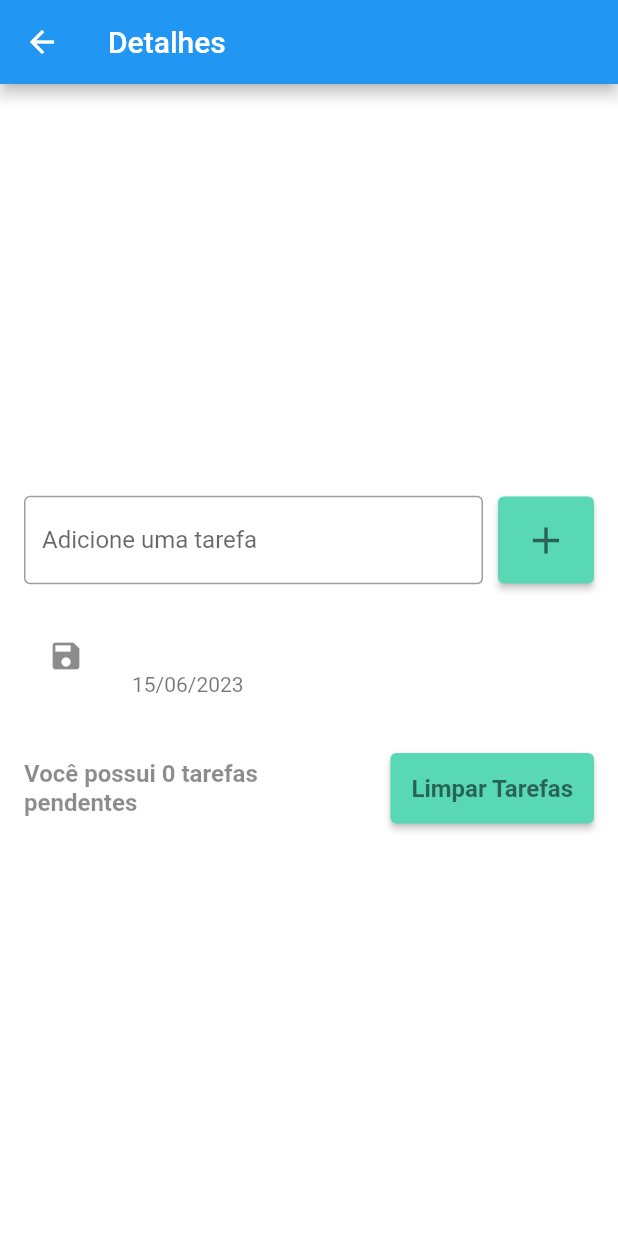
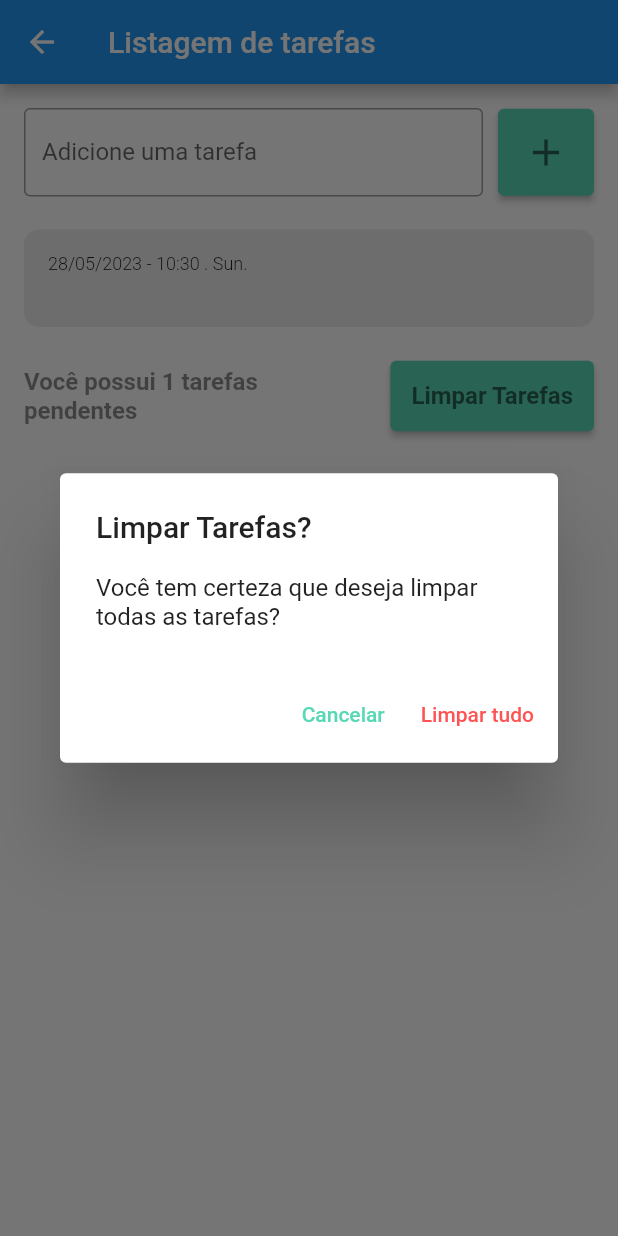
Before and after one commit to marcosviniciussd/todo_list, a Flutter app: the TodoListDetails screen opened directly, after a tap on the "add" icon, after a tap on "Limpar Tarefas", on a phone screen of 412 x 824 dp. Run offline on Flutter 3.47's test engine with Material 2 defaults, Android fonts, the phone set to English and light mode, and no system bars; drawn by our look-alikes of flutter_slidable.

Commit message:
Alterações feita no app de tarefas

```diff
--- a/lib/main.dart
+++ b/lib/main.dart
@@ -11,6 +11,7 @@
   @override
   Widget build(BuildContext context) {
     return MaterialApp(
+      debugShowCheckedModeBanner: false,
       home: TodoListPage(),
     );
   }
--- /dev/null
+++ b/lib/models/todo.dart
@@ -0,0 +1,7 @@
+class Todo {
+
+  Todo({required this.title, required this.dateTime});
+
+  String title;
+  DateTime dateTime;
+}
--- a/lib/pages/todo_list_details_page.dart
+++ b/lib/pages/todo_list_details_page.dart
@@ -1,5 +1,6 @@
-import 'package:flutter/foundation.dart';
 import 'package:flutter/material.dart';
+import 'package:todo_list/models/todo.dart';
+import 'package:todo_list/widgets/todo_list_item.dart';
 
 class TodoListDetails extends StatefulWidget {
   const TodoListDetails({Key? key}) : super(key: key);
@@ -11,20 +12,24 @@
 class _TodoListDetailsState extends State<TodoListDetails> {
   final TextEditingController todoController = TextEditingController();
 
-  List<String> todos = [];
+  List<Todo> todos = [];
+
+  Todo? deletedTodo;
+  int? deletedTodoPos;
 
   @override
   Widget build(BuildContext context) {
-    return Scaffold(
+    return SafeArea(
+      child: Scaffold(
         backgroundColor: Colors.white,
         appBar: AppBar(
-        title: const Text('Detalhes'),
+          title: const Text('Listagem de tarefas'),
         ),
         body: Center(
           child: Padding(
             padding: const EdgeInsets.all(16),
             child: Column(
-            mainAxisSize: MainAxisSize.min,
+              mainAxisSize: MainAxisSize.max,
               children: [
                 Row(
                   children: [
@@ -42,7 +47,9 @@
                     ElevatedButton(
                       onPressed: () {
                         String task = todoController.text;
-                      todos.add(task);
+                        Todo newTodo =
+                            Todo(title: task, dateTime: DateTime.now());
+                        todos.add(newTodo);
                         setState(() {});
                         todoController.clear();
                       },
@@ -65,9 +72,16 @@
                 const Padding(padding: EdgeInsets.all(10)),
                 //const SizedBox(height: 20),
                 Flexible(
-                child: ListView(shrinkWrap: true, children: [
-                  for (String todo in todos)
-                    ListTile(
+                  //fit: FlexFit.tight,
+                  child: ListView(
+                    shrinkWrap: true,
+                    children: [
+                      for (Todo todo in todos)
+                        TodoItemList(
+                          todo: todo,
+                          onDelete: onDelete,
+                        ),
+                      /*ListTile(
                         title: Text(todo),
                         subtitle: const Text('15/06/2023'),
                         leading: const Icon(Icons.save),
@@ -76,16 +90,17 @@
                             print('Tarefa: $todo');
                           }
                         },
+                      ),*/
+                    ],
                   ),
-                ]),
                 ),
                 const Padding(padding: EdgeInsets.all(10)),
                 Row(
                   children: [
-                  const Expanded(
+                    Expanded(
                       child: Text(
-                      'Você possui 0 tarefas pendentes',
-                      style: TextStyle(
+                        'Você possui ${todos.length} tarefas pendentes',
+                        style: const TextStyle(
                           fontSize: 16,
                           color: Colors.black45,
                           fontWeight: FontWeight.w600,
@@ -96,7 +111,7 @@
                       width: 10,
                     ),
                     ElevatedButton(
-                    onPressed: () {},
+                      onPressed: showDeleteTodosConfirmationDialog,
                       style: ElevatedButton.styleFrom(
                         backgroundColor: const Color(0xFF58D8B5),
                         disabledBackgroundColor: Colors.grey,
@@ -117,6 +132,77 @@
             ),
           ),
         ),
+      ),
     );
   }
+
+  void onDelete(Todo todo) {
+    deletedTodo = todo;
+    deletedTodoPos = todos.indexOf(todo);
+
+    setState(() {
+      todos.remove(todo);
+    });
+
+    ScaffoldMessenger.of(context).clearSnackBars();
+    ScaffoldMessenger.of(context).showSnackBar(
+      SnackBar(
+        backgroundColor: Colors.white70,
+        duration: const Duration(seconds: 5),
+        content: Text(
+          'Tarefa ${todo.title} foi removida com sucesso!',
+          style: const TextStyle(
+            color: Colors.black87,
+            fontSize: 15,
+          ),
+        ),
+        action: SnackBarAction(
+          label: 'Desfazer',
+          textColor: const Color(0xFF58D8B5),
+          onPressed: () {
+            setState(() {
+              todos.insert(deletedTodoPos!, deletedTodo!);
+            });
+          },
+        ),
+      ),
+    );
   }
+
+  void showDeleteTodosConfirmationDialog() {
+    showDialog(
+      context: context,
+      builder: (context) => AlertDialog(
+        title: const Text('Limpar Tarefas?'),
+        content: const Text('Você tem certeza que deseja limpar todas as tarefas?'),
+        actions: [
+          TextButton(
+            onPressed: () {
+              Navigator.of(context).pop();
+            },
+            style: TextButton.styleFrom(
+              foregroundColor: const Color(0xFF58D8B5),
+            ),
+            child: const Text('Cancelar'),
+          ),
+          TextButton(
+            onPressed: () {
+              Navigator.of(context).pop();
+              deleteAllTodos();
+            },
+            style: TextButton.styleFrom(
+              foregroundColor: Colors.redAccent,
+            ),
+            child: const Text('Limpar tudo'),
+          ),
+        ],
+      ),
+    );
+  }
+
+  void deleteAllTodos() {
+    setState(() {
+      todos.clear();
+    });
+  }
+}
--- /dev/null
+++ b/lib/widgets/todo_list_item.dart
@@ -0,0 +1,85 @@
+import 'package:flutter/material.dart';
+import 'package:flutter_slidable/flutter_slidable.dart';
+import 'package:intl/intl.dart';
+import 'package:todo_list/models/todo.dart';
+
+class TodoItemList extends StatelessWidget {
+  const TodoItemList({
+    Key? key,
+    required this.todo,
+    required this.onDelete,
+  }) : super(key: key);
+
+  final Todo todo;
+  final Function(Todo) onDelete;
+
+  void deleteTodo(BuildContext context) {
+    onDelete(todo);
+  }
+
+  @override
+  Widget build(BuildContext context) {
+    return Padding(
+      padding: const EdgeInsets.symmetric(vertical: 2.0),
+      child: Slidable(
+        //key: const ValueKey(0),
+        endActionPane: ActionPane(
+          motion: const ScrollMotion(),
+          extentRatio: 0.25,
+          children: [
+            SlidableAction(
+              // An action can be bigger than the others.
+              flex: 2,
+              onPressed: deleteTodo,
+              backgroundColor: Colors.redAccent,
+              foregroundColor: Colors.white,
+              icon: Icons.delete,
+              label: 'Deletar',
+            ),
+            /*SlidableAction(
+              // An action can be bigger than the others.
+              flex: 2,
+              onPressed: doNothing,
+              backgroundColor: const Color(0xFF58D8B5),
+              foregroundColor: Colors.white,
+              icon: Icons.edit,
+              label: 'Editar',
+            ),*/
+          ],
+        ),
+        child: Container(
+          //margin: const EdgeInsets.all(2),
+          decoration: BoxDecoration(
+            borderRadius: BorderRadius.circular(10),
+            color: Colors.grey[200],
+          ),
+          padding: const EdgeInsets.all(16),
+          //color: Colors.grey[200],
+          child: Column(
+            crossAxisAlignment: CrossAxisAlignment.stretch,
+            children: [
+              Text(
+                //todo.dateTime.toString(),
+                DateFormat('dd/MM/yyyy - HH:mm . EEE.').format(todo.dateTime),
+                //DateFormat('dd/MM/yyyy - HH:mm . EEE).format(todo.dateTime),
+                style: const TextStyle(
+                  color: Colors.black87,
+                  fontSize: 12,
+                  fontWeight: FontWeight.w300,
+                ),
+              ),
+              Text(
+                todo.title,
+                style: const TextStyle(
+                  color: Colors.black87,
+                  fontSize: 16,
+                  fontWeight: FontWeight.w500,
+                ),
+              ),
+            ],
+          ),
+        ),
+      ),
+    );
+  }
+}
--- a/pubspec.yaml
+++ b/pubspec.yaml
@@ -35,6 +35,8 @@
   # The following adds the Cupertino Icons font to your application.
   # Use with the CupertinoIcons class for iOS style icons.
   cupertino_icons: ^1.0.2
+  intl:
+  flutter_slidable: ^3.0.0
 
 dev_dependencies:
   flutter_test:
```
Also changed, not shown: pubspec.lock. Lines whose indentation alone changed are shown as unchanged.
